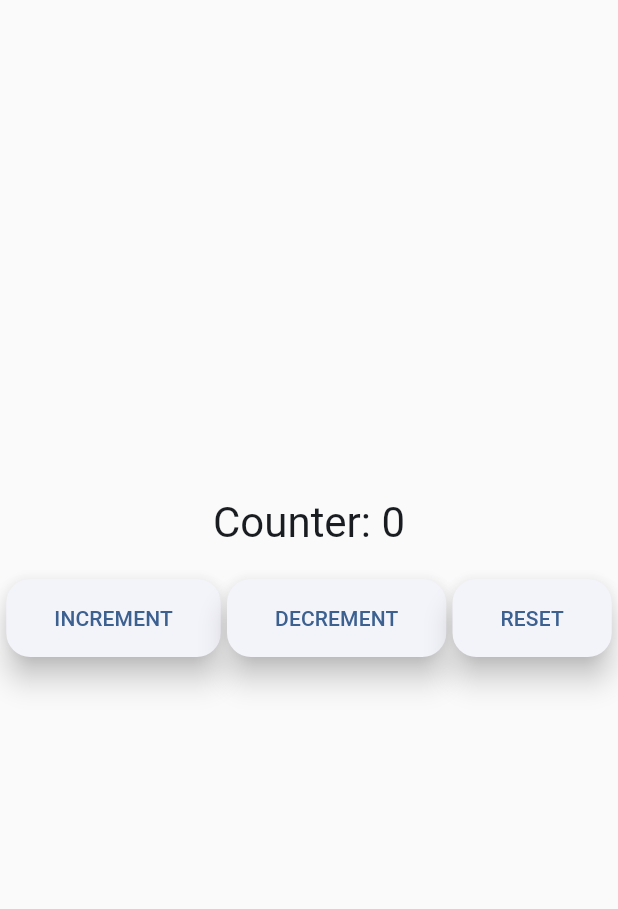
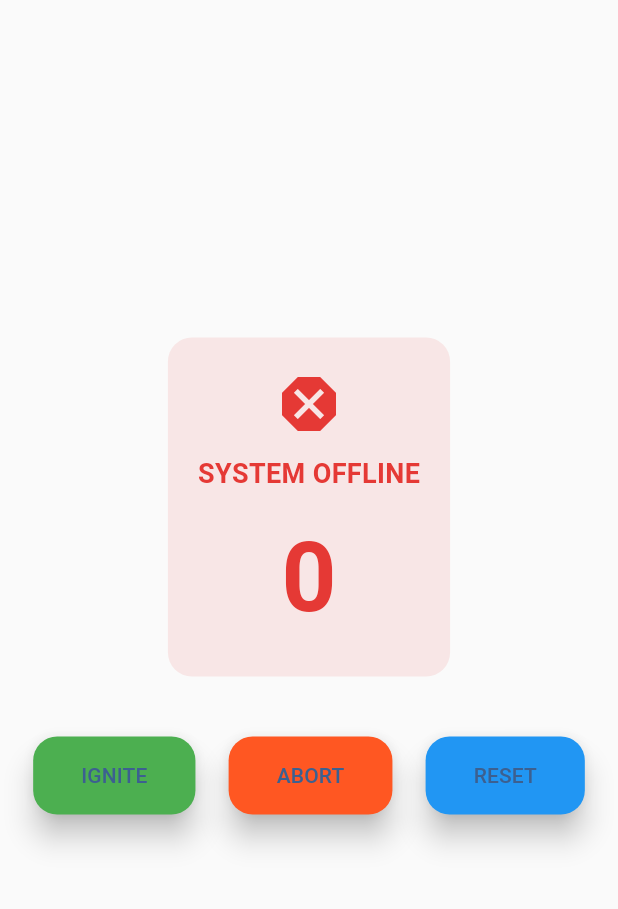
Before and after one commit to jithu2111/act6, a Flutter app: the screen it shows after launch, on a phone screen of 412 x 824 dp, the part 84-993 px from its top. Run offline on Flutter 3.47's test engine with Material 3 defaults, Android fonts, the phone set to English and light mode, and no system bars.

Commit message:
feat: implement dynamic status system with color-coded mission phases

```diff
--- a/lib/main.dart
+++ b/lib/main.dart
@@ -1,6 +1,6 @@
 import 'package:flutter/material.dart';
 
-void main() => runApp(MyApp());
+void main() => runApp(const MyApp());
 
 class MyApp extends StatelessWidget {
   const MyApp({super.key});
@@ -73,6 +73,52 @@ class CounterWidgetState extends State<CounterWidget> {
     });
   }
 
+  // Added helper methods
+
+  Color _getCounterColor() {
+    if (_counter == 0) {
+      return const Color(0xFFE53935); // Critical Red
+    } else if (_counter > 75) {
+      return const Color(0xFF43A047); // Launch Green
+    } else if (_counter > 50) {
+      return const Color(0xFFFF9800); // Warning Orange
+    } else if (_counter > 25) {
+      return const Color(0xFFFFC107); // Caution Yellow
+    } else {
+      return const Color(0xFFEF5350); // Low Red
+    }
+  }
+
+  IconData _getStatusIcon() {
+    if (_counter == 0) {
+      return Icons.dangerous;
+    } else if (_counter > 75) {
+      return Icons.rocket_launch;
+    } else if (_counter > 50) {
+      return Icons.warning_amber;
+    } else if (_counter > 25) {
+      return Icons.battery_3_bar;
+    } else {
+      return Icons.battery_1_bar;
+    }
+  }
+
+  String _getStatusText() {
+    if (_counter == 0) {
+      return 'SYSTEM OFFLINE';
+    } else if (_counter == 100) {
+      return 'LAUNCH READY';
+    } else if (_counter > 75) {
+      return 'PRE-LAUNCH';
+    } else if (_counter > 50) {
+      return 'FUELING';
+    } else if (_counter > 25) {
+      return 'INITIALIZING';
+    } else {
+      return 'STANDBY';
+    }
+  }
+
   @override
   Widget build(BuildContext context) {
     return Scaffold(
@@ -81,9 +127,12 @@ class CounterWidgetState extends State<CounterWidget> {
         title: Row(
           mainAxisAlignment: MainAxisAlignment.center,
           children: [
-            Icon(Icons.rocket_launch, color: Colors.white),
+            const Icon(Icons.rocket_launch, color: Colors.white),
             const SizedBox(width: 8),
-            const Text('MISSION CONTROL', style: TextStyle(fontWeight: FontWeight.bold)),
+            const Text(
+              'MISSION CONTROL',
+              style: TextStyle(fontWeight: FontWeight.bold),
+            ),
           ],
         ),
         flexibleSpace: Container(
@@ -100,24 +149,64 @@ class CounterWidgetState extends State<CounterWidget> {
         child: Column(
           mainAxisAlignment: MainAxisAlignment.center,
           children: [
-            Text(
-              'Counter: $_counter',
-              style: Theme.of(context).textTheme.headlineMedium,
+            // Status Display
+            Container(
+              padding: const EdgeInsets.all(20),
+              decoration: BoxDecoration(
+                color: _getCounterColor().withOpacity(0.1),
+                borderRadius: BorderRadius.circular(16),
+              ),
+              child: Column(
+                children: [
+                  Icon(
+                    _getStatusIcon(),
+                    size: 48,
+                    color: _getCounterColor(),
+                  ),
+                  const SizedBox(height: 10),
+                  Text(
+                    _getStatusText(),
+                    style: TextStyle(
+                      fontSize: 18,
+                      fontWeight: FontWeight.bold,
+                      color: _getCounterColor(),
+                    ),
+                  ),
+                  const SizedBox(height: 10),
+                  Text(
+                    '$_counter',
+                    style: TextStyle(
+                      fontSize: 64,
+                      fontWeight: FontWeight.bold,
+                      color: _getCounterColor(),
+                    ),
+                  ),
+                ],
+              ),
             ),
-            const SizedBox(height: 20),
+            const SizedBox(height: 40),
             Row(
               mainAxisAlignment: MainAxisAlignment.spaceEvenly,
               children: [
                 ElevatedButton(
                   onPressed: _incrementCounter,
-                  child: const Text('INCREMENT'),
+                  style: ElevatedButton.styleFrom(
+                    backgroundColor: const Color(0xFF4CAF50),
+                  ),
+                  child: const Text('IGNITE'),
                 ),
                 ElevatedButton(
                   onPressed: _decrementCounter,
-                  child: const Text('DECREMENT'),
+                  style: ElevatedButton.styleFrom(
+                    backgroundColor: const Color(0xFFFF5722),
+                  ),
+                  child: const Text('ABORT'),
                 ),
                 ElevatedButton(
                   onPressed: _resetCounter,
+                  style: ElevatedButton.styleFrom(
+                    backgroundColor: const Color(0xFF2196F3),
+                  ),
                   child: const Text('RESET'),
                 ),
               ],
```
